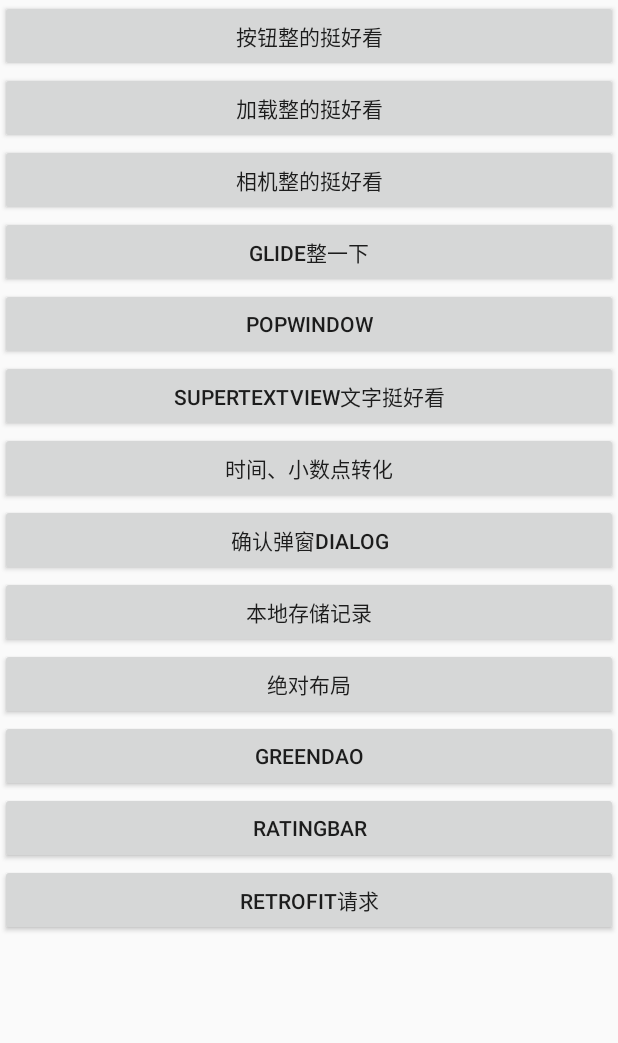
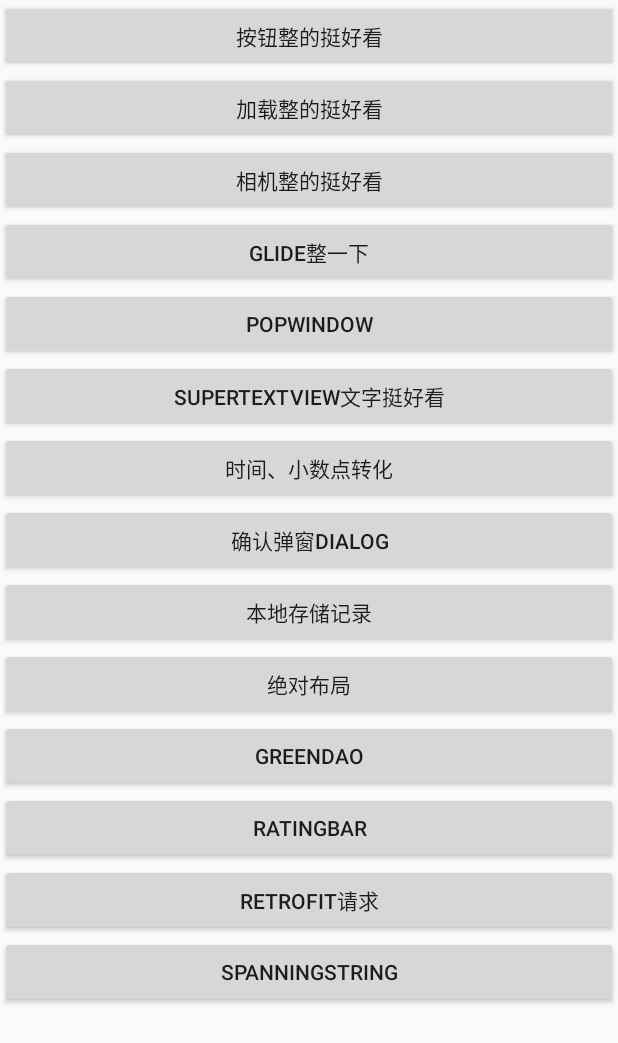
Before and after one commit to you0521/YouDemo, an Android app: the screen it shows after launch (MainActivity), on a phone screen of 412 x 824 dp. Shown: the top 1043 px of the screen. Run offline under Robolectric (Android 15) with nearby library versions, the phone set to English and light mode, and no system bars.

Commit message:
no message

```diff
--- a/app/src/main/java/com/example/youdemo/MainActivity.java
+++ b/app/src/main/java/com/example/youdemo/MainActivity.java
@@ -10,6 +10,7 @@ import com.example.youdemo.activity.ButtonEightActivity;
 import com.example.youdemo.activity.ButtonElevenActivity;
 import com.example.youdemo.activity.ButtonFiveActivity;
 import com.example.youdemo.activity.ButtonFourActivity;
+import com.example.youdemo.activity.ButtonFourteenActivity;
 import com.example.youdemo.activity.ButtonNineActivity;
 import com.example.youdemo.activity.ButtonOneActivity;
 import com.example.youdemo.activity.ButtonSevenActivity;
@@ -75,6 +76,10 @@ public class MainActivity extends AppCompatActivity implements View.OnClickListe
      * Retrofit请求
      */
     private Button mBtnThirteen;
+    /**
+     * tab
+     */
+    private Button mBtnFourteen;
 
     @Override
     protected void onCreate(Bundle savedInstanceState) {
@@ -110,6 +115,8 @@ public class MainActivity extends AppCompatActivity implements View.OnClickListe
         mBtnTwelve.setOnClickListener(this);
         mBtnThirteen = (Button) findViewById(R.id.btn_thirteen);
         mBtnThirteen.setOnClickListener(this);
+        mBtnFourteen = (Button) findViewById(R.id.btn_fourteen);
+        mBtnFourteen.setOnClickListener(this);
     }
 
     @Override
@@ -156,6 +163,9 @@ public class MainActivity extends AppCompatActivity implements View.OnClickListe
             case R.id.btn_thirteen:
                 IntentUtils.startIntent(this, ButtonThirteenActivity.class);
                 break;
+            case R.id.btn_fourteen:
+                IntentUtils.startIntent(this, ButtonFourteenActivity.class);
+                break;
         }
     }
 }
--- a/app/src/main/res/layout/activity_main.xml
+++ b/app/src/main/res/layout/activity_main.xml
@@ -94,6 +94,12 @@
                 android:layout_height="wrap_content"
                 android:text="Retrofit请求" />
 
+            <Button
+                android:id="@+id/btn_fourteen"
+                android:layout_width="match_parent"
+                android:layout_height="wrap_content"
+                android:text="SpanningString" />
+
         </LinearLayout>
 
     </ScrollView>
```
Also changed, not shown: app/src/main/AndroidManifest.xml (+6 -5 lines), app/src/main/java/com/example/youdemo/activity/ButtonFourteenActivity.java (added, +39 -0 lines), app/src/main/res/layout/activity_button_fourteen.xml (added, +16 -0 lines).
